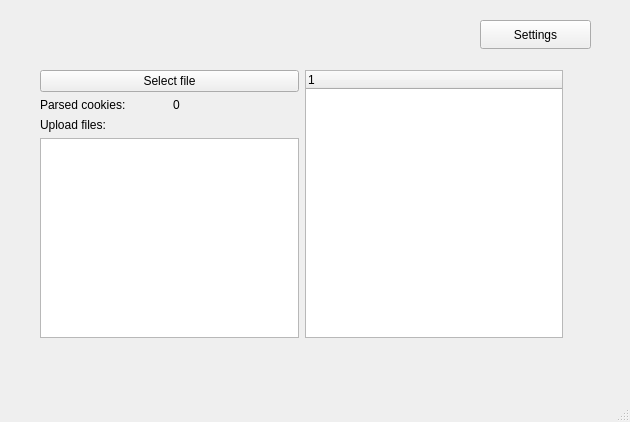
The window that mainwindow.ui (ioko-chan/Parse-cookies) describes before a commit, drawn with Qt 5.
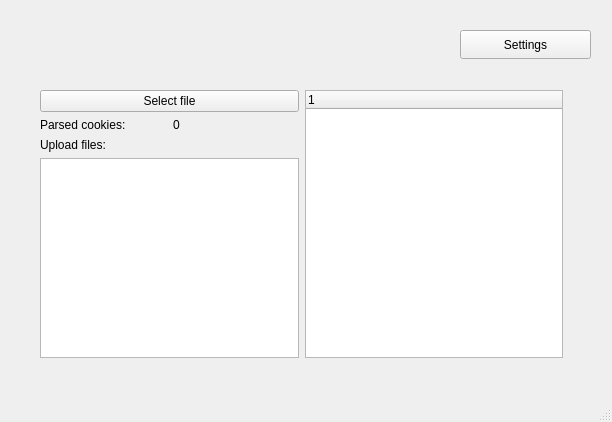
The same window after the commit.

```diff
--- a/mainwindow.ui
+++ b/mainwindow.ui
@@ -6,7 +6,7 @@
    <rect>
     <x>0</x>
     <y>0</y>
-    <width>630</width>
+    <width>612</width>
     <height>422</height>
    </rect>
   </property>
@@ -14,24 +14,11 @@
    <string>Parse cookies</string>
   </property>
   <widget class="QWidget" name="centralwidget">
-   <widget class="QPushButton" name="pushButton_2">
-    <property name="geometry">
-     <rect>
-      <x>480</x>
-      <y>20</y>
-      <width>111</width>
-      <height>29</height>
-     </rect>
-    </property>
-    <property name="text">
-     <string>Settings</string>
-    </property>
-   </widget>
-   <widget class="QWidget" name="">
+   <widget class="QWidget" name="layoutWidget">
     <property name="geometry">
      <rect>
       <x>40</x>
-      <y>70</y>
+      <y>90</y>
       <width>523</width>
       <height>268</height>
      </rect>
@@ -87,16 +74,19 @@
      </item>
     </layout>
    </widget>
-  </widget>
-  <widget class="QMenuBar" name="menubar">
-   <property name="geometry">
-    <rect>
-     <x>0</x>
-     <y>0</y>
-     <width>630</width>
-     <height>26</height>
-    </rect>
-   </property>
+   <widget class="QPushButton" name="pushButton_2">
+    <property name="geometry">
+     <rect>
+      <x>460</x>
+      <y>30</y>
+      <width>131</width>
+      <height>29</height>
+     </rect>
+    </property>
+    <property name="text">
+     <string>Settings</string>
+    </property>
+   </widget>
   </widget>
   <widget class="QStatusBar" name="statusbar"/>
  </widget>
```
